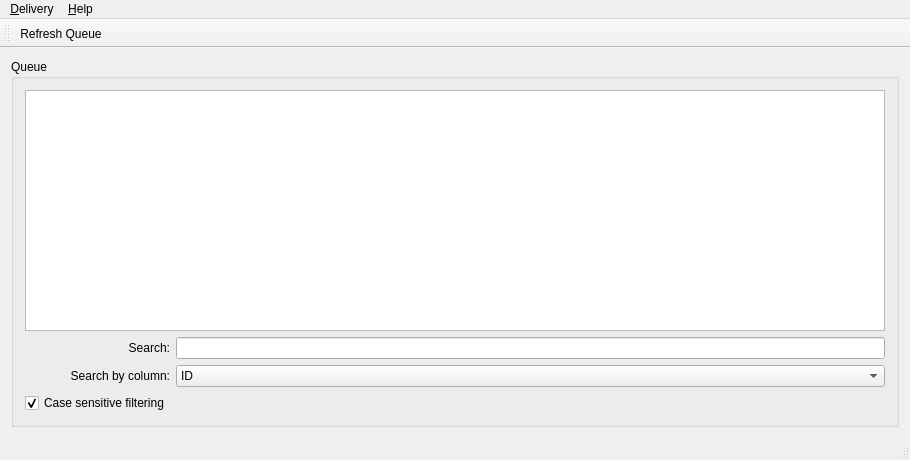
This is frmDeliveryQueue.ui in chhimichanga/deliveryqueue as Qt 5 draws it before an edit. The edited form follows.
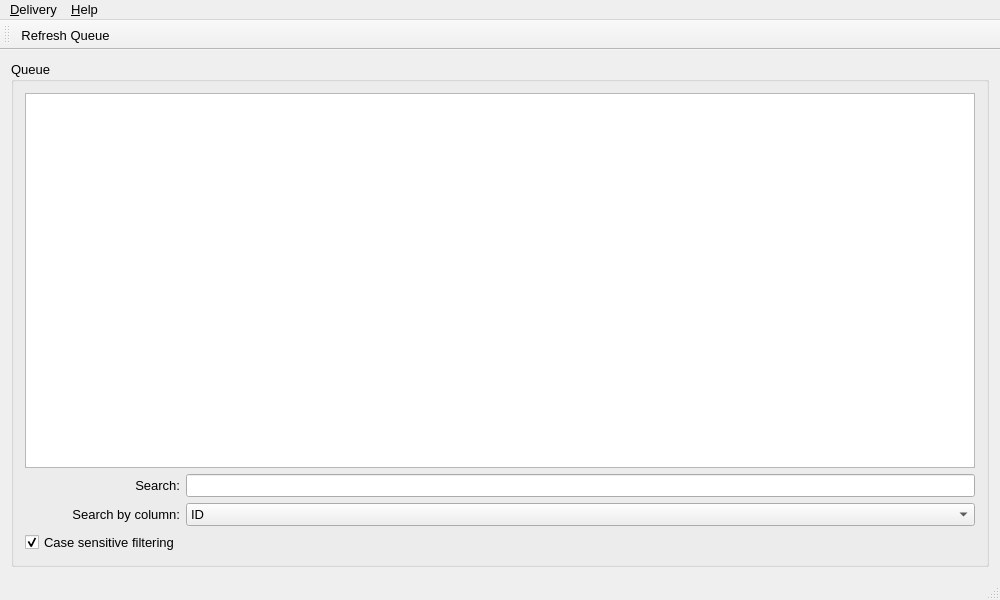
This is the edited form.

What changed in the file:
```diff
--- a/frmDeliveryQueue.ui
+++ b/frmDeliveryQueue.ui
@@ -6,8 +6,8 @@
    <rect>
     <x>0</x>
     <y>0</y>
-    <width>910</width>
-    <height>460</height>
+    <width>1000</width>
+    <height>600</height>
    </rect>
   </property>
   <property name="windowTitle">
@@ -17,12 +17,22 @@
    <layout class="QVBoxLayout" name="verticalLayout">
     <item>
      <widget class="QGroupBox" name="groupBox">
+      <property name="font">
+       <font>
+        <pointsize>10</pointsize>
+       </font>
+      </property>
       <property name="title">
        <string>Queue</string>
       </property>
       <layout class="QGridLayout" name="gridLayout">
        <item row="0" column="0" colspan="2">
         <widget class="QTreeView" name="treeView">
+         <property name="font">
+          <font>
+           <pointsize>10</pointsize>
+          </font>
+         </property>
          <property name="contextMenuPolicy">
           <enum>Qt::ActionsContextMenu</enum>
          </property>
@@ -36,6 +46,11 @@
        </item>
        <item row="1" column="0">
         <widget class="QLabel" name="lblFilterPattern">
+         <property name="font">
+          <font>
+           <pointsize>10</pointsize>
+          </font>
+         </property>
          <property name="text">
           <string>Search:</string>
          </property>
@@ -46,6 +61,11 @@
        </item>
        <item row="1" column="1">
         <widget class="QLineEdit" name="ledFilterPattern">
+         <property name="font">
+          <font>
+           <pointsize>10</pointsize>
+          </font>
+         </property>
          <property name="text">
           <string/>
          </property>
@@ -53,6 +73,11 @@
        </item>
        <item row="2" column="0">
         <widget class="QLabel" name="lblFilterColumn">
+         <property name="font">
+          <font>
+           <pointsize>10</pointsize>
+          </font>
+         </property>
          <property name="text">
           <string>Search by column:</string>
          </property>
@@ -63,6 +88,11 @@
        </item>
        <item row="2" column="1">
         <widget class="QComboBox" name="cboFilterColumn">
+         <property name="font">
+          <font>
+           <pointsize>10</pointsize>
+          </font>
+         </property>
          <item>
           <property name="text">
            <string>ID</string>
@@ -107,6 +137,11 @@
        </item>
        <item row="3" column="0">
         <widget class="QCheckBox" name="chkFilterCS">
+         <property name="font">
+          <font>
+           <pointsize>10</pointsize>
+          </font>
+         </property>
          <property name="text">
           <string>Case sensitive filtering</string>
          </property>
@@ -125,10 +160,15 @@
     <rect>
      <x>0</x>
      <y>0</y>
-     <width>910</width>
-     <height>26</height>
+     <width>1000</width>
+     <height>29</height>
     </rect>
    </property>
+   <property name="font">
+    <font>
+     <pointsize>10</pointsize>
+    </font>
+   </property>
    <widget class="QMenu" name="menu_Delivery">
     <property name="title">
      <string>&amp;Delivery</string>
@@ -195,6 +235,11 @@
    <property name="text">
     <string>&amp;Refresh Queue</string>
    </property>
+   <property name="font">
+    <font>
+     <pointsize>10</pointsize>
+    </font>
+   </property>
    <property name="shortcut">
     <string>F5</string>
    </property>
```
